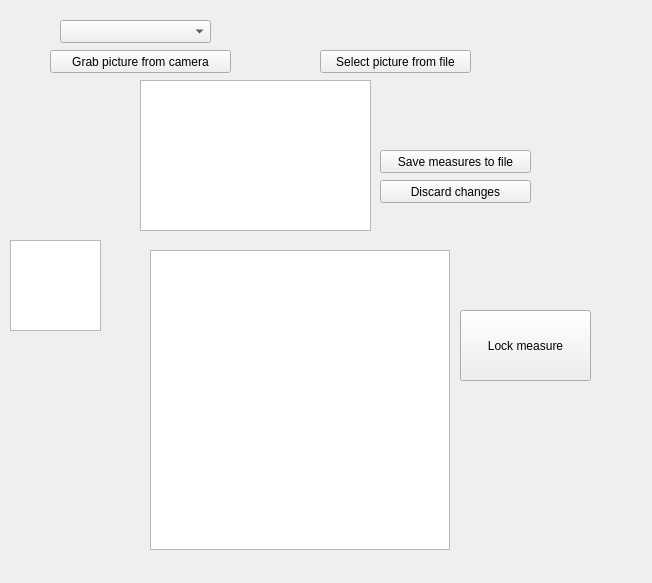
Before: the Qt Designer form formdiagnose.ui in polovik/asa, drawn with Qt 5.
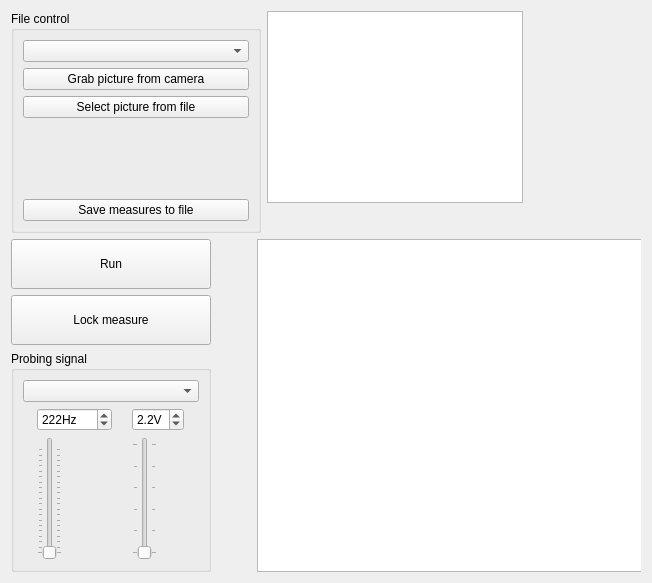
After: the same form once the commit is applied. Icons and pictures are not drawn. Custom widgets are drawn as their Qt base class.

Commit message: Arrange items on form Diagnose.

Patch:
```diff
--- a/formdiagnose.ui
+++ b/formdiagnose.ui
@@ -13,25 +13,26 @@
   <property name="windowTitle">
    <string>Form</string>
   </property>
-  <widget class="QComboBox" name="boxCameras">
-   <property name="geometry">
-    <rect>
-     <x>60</x>
-     <y>20</y>
-     <width>151</width>
-     <height>23</height>
-    </rect>
-   </property>
-  </widget>
+  <layout class="QVBoxLayout" name="verticalLayout_4" stretch="2,3">
+   <item>
+    <layout class="QHBoxLayout" name="horizontalLayout" stretch="0,1">
+     <item>
+      <widget class="QGroupBox" name="groupBox_2">
+       <property name="minimumSize">
+        <size>
+         <width>250</width>
+         <height>0</height>
+        </size>
+       </property>
+       <property name="title">
+        <string>File control</string>
+       </property>
+       <layout class="QVBoxLayout" name="verticalLayout_2">
+        <item>
+         <widget class="QComboBox" name="boxCameras"/>
+        </item>
+        <item>
   <widget class="QPushButton" name="buttonCamera">
-   <property name="geometry">
-    <rect>
-     <x>50</x>
-     <y>50</y>
-     <width>181</width>
-     <height>23</height>
-    </rect>
-   </property>
    <property name="text">
     <string>Grab picture from camera</string>
    </property>
@@ -40,28 +41,48 @@
      <normaloff>:/icons/photo.ico</normaloff>:/icons/photo.ico</iconset>
    </property>
   </widget>
+        </item>
+        <item>
   <widget class="QPushButton" name="buttonOpenBoard">
-   <property name="geometry">
-    <rect>
-     <x>320</x>
-     <y>50</y>
-     <width>151</width>
-     <height>23</height>
-    </rect>
-   </property>
    <property name="text">
     <string>Select picture from file</string>
    </property>
-  </widget>
+          <property name="icon">
+           <iconset resource="analog_signature_analyzer.qrc">
+            <normaloff>:/icons/open.ico</normaloff>:/icons/open.ico</iconset>
+          </property>
+         </widget>
+        </item>
+        <item>
+         <spacer name="verticalSpacer">
+          <property name="orientation">
+           <enum>Qt::Vertical</enum>
+          </property>
+          <property name="sizeHint" stdset="0">
+           <size>
+            <width>20</width>
+            <height>40</height>
+           </size>
+          </property>
+         </spacer>
+        </item>
+        <item>
+         <widget class="QPushButton" name="buttonSave">
+          <property name="text">
+           <string>Save measures to file</string>
+          </property>
+          <property name="icon">
+           <iconset resource="analog_signature_analyzer.qrc">
+            <normaloff>:/icons/save.ico</normaloff>:/icons/save.ico</iconset>
+          </property>
+         </widget>
+        </item>
+       </layout>
+      </widget>
+     </item>
+     <item>
+      <widget class="SquareWidgetHolder" name="widget" native="true">
   <widget class="BoardView" name="boardView">
-   <property name="geometry">
-    <rect>
-     <x>140</x>
-     <y>80</y>
-     <width>231</width>
-     <height>151</height>
-    </rect>
-   </property>
    <property name="transformationAnchor">
     <enum>QGraphicsView::NoAnchor</enum>
    </property>
@@ -69,68 +90,169 @@
     <enum>QGraphicsView::NoAnchor</enum>
    </property>
   </widget>
+      </widget>
+     </item>
+    </layout>
+   </item>
+   <item>
+    <layout class="QHBoxLayout" name="horizontalLayout_2" stretch="0,1">
+     <item>
+      <layout class="QVBoxLayout" name="verticalLayout_3">
+       <item>
+        <widget class="QPushButton" name="pushButton">
+         <property name="minimumSize">
+          <size>
+           <width>200</width>
+           <height>50</height>
+          </size>
+         </property>
+         <property name="maximumSize">
+          <size>
+           <width>200</width>
+           <height>16777215</height>
+          </size>
+         </property>
+         <property name="text">
+          <string>Run</string>
+         </property>
+         <property name="icon">
+          <iconset resource="analog_signature_analyzer.qrc">
+           <normaloff>:/icons/analyze.ico</normaloff>:/icons/analyze.ico</iconset>
+         </property>
+        </widget>
+       </item>
+       <item>
   <widget class="QPushButton" name="buttonLockMeasure">
-   <property name="geometry">
-    <rect>
-     <x>460</x>
-     <y>310</y>
-     <width>131</width>
-     <height>71</height>
-    </rect>
+         <property name="minimumSize">
+          <size>
+           <width>200</width>
+           <height>50</height>
+          </size>
+         </property>
+         <property name="maximumSize">
+          <size>
+           <width>200</width>
+           <height>16777215</height>
+          </size>
    </property>
    <property name="text">
     <string>Lock measure</string>
    </property>
-  </widget>
-  <widget class="QPlainTextEdit" name="textComments">
-   <property name="geometry">
-    <rect>
-     <x>10</x>
-     <y>240</y>
-     <width>91</width>
-     <height>91</height>
-    </rect>
-   </property>
-   <property name="plainText">
-    <string/>
-   </property>
-  </widget>
-  <widget class="QPushButton" name="buttonSave">
-   <property name="geometry">
-    <rect>
-     <x>380</x>
-     <y>150</y>
-     <width>151</width>
-     <height>23</height>
-    </rect>
-   </property>
-   <property name="text">
-    <string>Save measures to file</string>
-   </property>
-  </widget>
-  <widget class="QPushButton" name="buttonDiscard">
-   <property name="geometry">
-    <rect>
-     <x>380</x>
-     <y>180</y>
-     <width>151</width>
-     <height>23</height>
-    </rect>
-   </property>
-   <property name="text">
-    <string>Discard changes</string>
-   </property>
-  </widget>
+         <property name="icon">
+          <iconset resource="analog_signature_analyzer.qrc">
+           <normaloff>:/icons/locked.ico</normaloff>
+           <normalon>:/icons/unlocked.ico</normalon>:/icons/locked.ico</iconset>
+         </property>
+         <property name="checkable">
+          <bool>true</bool>
+         </property>
+        </widget>
+       </item>
+       <item>
+        <widget class="QGroupBox" name="groupBox">
+         <property name="title">
+          <string>Probing signal</string>
+         </property>
+         <layout class="QVBoxLayout" name="verticalLayout">
+          <item>
+           <widget class="QComboBox" name="comboBox"/>
+          </item>
+          <item>
+           <layout class="QGridLayout" name="gridLayout">
+            <item row="0" column="1">
+             <widget class="QDoubleSpinBox" name="doubleSpinBox">
+              <property name="suffix">
+               <string>V</string>
+              </property>
+              <property name="decimals">
+               <number>1</number>
+              </property>
+              <property name="maximum">
+               <double>5.000000000000000</double>
+              </property>
+              <property name="singleStep">
+               <double>0.100000000000000</double>
+              </property>
+              <property name="value">
+               <double>2.200000000000000</double>
+              </property>
+             </widget>
+            </item>
+            <item row="0" column="0">
+             <widget class="QSpinBox" name="spinBox">
+              <property name="suffix">
+               <string>Hz</string>
+              </property>
+              <property name="minimum">
+               <number>50</number>
+              </property>
+              <property name="maximum">
+               <number>20000</number>
+              </property>
+              <property name="value">
+               <number>222</number>
+              </property>
+             </widget>
+            </item>
+            <item row="1" column="0">
+             <widget class="QSlider" name="verticalSlider">
+              <property name="minimum">
+               <number>50</number>
+              </property>
+              <property name="maximum">
+               <number>20000</number>
+              </property>
+              <property name="orientation">
+               <enum>Qt::Vertical</enum>
+              </property>
+              <property name="tickPosition">
+               <enum>QSlider::TicksBothSides</enum>
+              </property>
+              <property name="tickInterval">
+               <number>1000</number>
+              </property>
+             </widget>
+            </item>
+            <item row="1" column="1">
+             <widget class="QSlider" name="verticalSlider_2">
+              <property name="maximum">
+               <number>50</number>
+              </property>
+              <property name="orientation">
+               <enum>Qt::Vertical</enum>
+              </property>
+              <property name="tickPosition">
+               <enum>QSlider::TicksBothSides</enum>
+              </property>
+              <property name="tickInterval">
+               <number>10</number>
+              </property>
+             </widget>
+            </item>
+           </layout>
+          </item>
+         </layout>
+        </widget>
+       </item>
+      </layout>
+     </item>
+     <item>
+      <widget class="SquareWidgetHolder" name="widget_2" native="true">
   <widget class="SignatureView" name="viewSignature">
    <property name="geometry">
     <rect>
-     <x>150</x>
-     <y>250</y>
-     <width>300</width>
-     <height>300</height>
+          <x>40</x>
+          <y>0</y>
+          <width>408</width>
+          <height>333</height>
     </rect>
    </property>
   </widget>
+      </widget>
+     </item>
+    </layout>
+   </item>
+  </layout>
  </widget>
  <customwidgets>
   <customwidget>
@@ -143,6 +265,12 @@
    <extends>QGraphicsView</extends>
    <header>widgets/signatureview.h</header>
   </customwidget>
+  <customwidget>
+   <class>SquareWidgetHolder</class>
+   <extends>QWidget</extends>
+   <header location="global">widgets/squarewidgetholder.h</header>
+   <container>1</container>
+  </customwidget>
  </customwidgets>
  <resources>
   <include location="analog_signature_analyzer.qrc"/>
```
Lines whose indentation alone changed are shown as unchanged. The commit also changes 1 other file.
